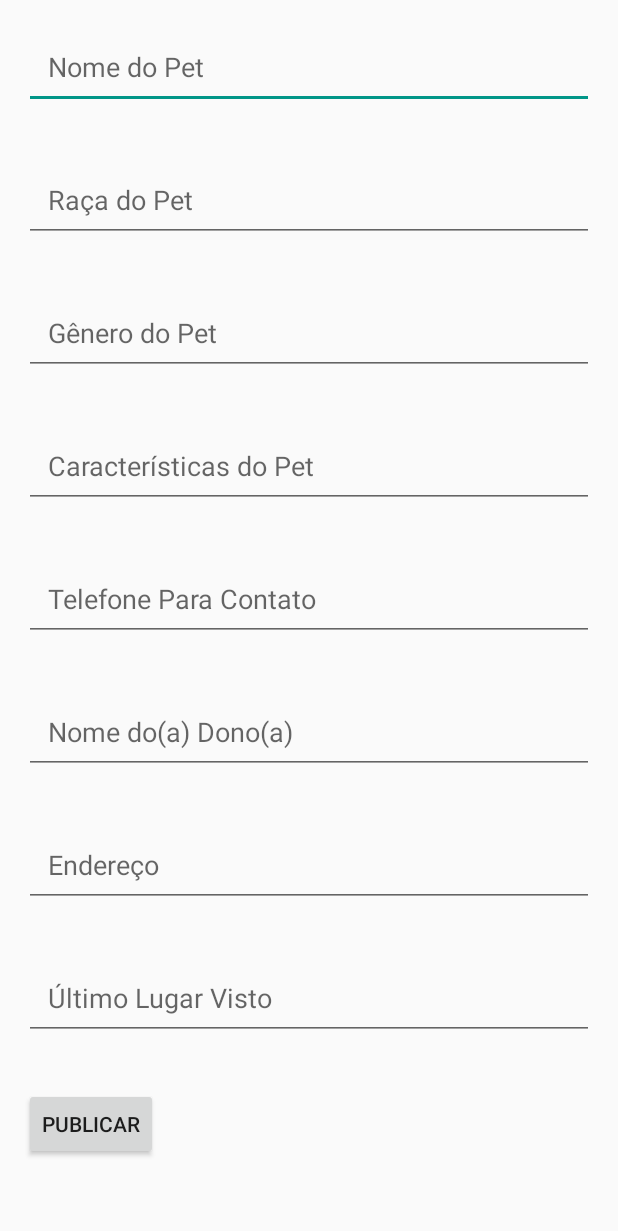
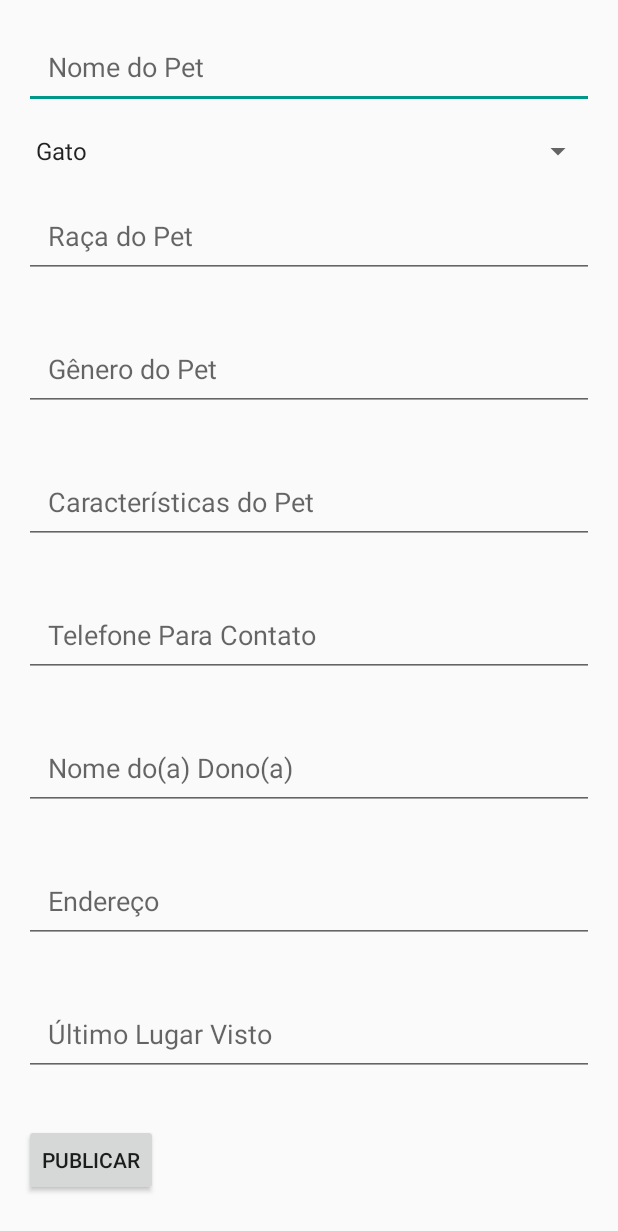
Before and after one commit to haga-/tected, an Android app: the PetInfo screen opened directly, with no data from a screen before it, on a phone screen of 412 x 824 dp. Shown: the top 1231 px of the screen. Run offline under Robolectric (Android 15) with nearby library versions, the phone set to English and light mode, and no system bars; libraries missing offline, so code that uses them is left out: io.realm, io.realm.annotations.

```diff
--- a/Pet/app/build.gradle
+++ b/Pet/app/build.gradle
@@ -26,6 +26,7 @@ dependencies {
 
     compile 'com.android.support:multidex:1.0.0'
     compile project(':smartloginlibrary-v0.5beta')
+    compile 'com.github.clans:fab:1.6.4'
 
     testCompile 'junit:junit:4.12'
 
--- a/Pet/app/src/main/java/tected/pet/PetInfo.java
+++ b/Pet/app/src/main/java/tected/pet/PetInfo.java
@@ -6,8 +6,12 @@ import android.support.annotation.Nullable;
 import android.support.design.widget.Snackbar;
 import android.support.design.widget.TextInputEditText;
 import android.support.v7.app.AppCompatActivity;
+import android.util.Log;
 import android.view.View;
+import android.widget.AdapterView;
+import android.widget.ArrayAdapter;
 import android.widget.Button;
+import android.widget.Spinner;
 import android.widget.Toast;
 
 import io.realm.Realm;
@@ -18,8 +22,9 @@ import tected.pet.model.Status;
 /**
  * Created by hut8 on 5/11/16.
  */
-public class PetInfo extends AppCompatActivity {
+public class PetInfo extends AppCompatActivity implements AdapterView.OnItemSelectedListener{
 
+    String especie;
     @Override
     protected void onCreate(Bundle savedInstanceState) {
         super.onCreate(savedInstanceState);
@@ -31,6 +36,16 @@ public class PetInfo extends AppCompatActivity {
         //final Status tipo = (Status) i.getSerializableExtra("Tipo");
 
         Button buttonPublicar = (Button) findViewById(R.id.ButtonPublicar);
+
+        final Spinner spinner = (Spinner) findViewById(R.id.spinner);
+        // Create an ArrayAdapter using the string array and a default spinner layout
+        ArrayAdapter<CharSequence> adapter = ArrayAdapter.createFromResource(this,
+                R.array.especies, android.R.layout.simple_spinner_item);
+        // Specify the layout to use when the list of choices appears
+        adapter.setDropDownViewResource(android.R.layout.simple_spinner_dropdown_item);
+        // Apply the adapter to the spinner
+        spinner.setAdapter(adapter);
+        spinner.setOnItemSelectedListener(this);
 
         final TextInputEditText nomePet = (TextInputEditText) findViewById(R.id.nome);
         final TextInputEditText racaPet = (TextInputEditText) findViewById(R.id.raca);
@@ -57,6 +72,7 @@ public class PetInfo extends AppCompatActivity {
 
                     Cadastro c = new Cadastro(
                             nomePet.getText().toString(),
+                            especie,
                             racaPet.getText().toString(),
                             generoPet.getText().toString(),
                             caracteristicasPet.getText().toString(),
@@ -91,4 +107,14 @@ public class PetInfo extends AppCompatActivity {
     }
 
 
+    @Override
+    public void onItemSelected(AdapterView<?> parent, View view, int position, long id) {
+        Log.i("log", parent.getItemAtPosition(position).toString());
+        especie = parent.getItemAtPosition(position).toString();
+    }
+
+    @Override
+    public void onNothingSelected(AdapterView<?> parent) {
+
+    }
 }
--- a/Pet/app/src/main/res/layout/pet_info.xml
+++ b/Pet/app/src/main/res/layout/pet_info.xml
@@ -20,6 +20,12 @@
                 android:layout_margin="@dimen/activity_vertical_margin"
                 android:padding="@dimen/activity_vertical_margin"
                 android:id="@+id/nome"/>
+            <Spinner
+                android:layout_height="wrap_content"
+                android:layout_width="match_parent"
+                android:id="@+id/spinner"
+                android:layout_marginLeft="16dp"
+                android:layout_marginRight="16dp"/>
             <android.support.design.widget.TextInputEditText
                 android:layout_width="match_parent"
                 android:layout_height="wrap_content"
--- a/Pet/app/src/main/res/values/strings.xml
+++ b/Pet/app/src/main/res/values/strings.xml
@@ -1,4 +1,8 @@
 <resources>
     <string name="app_name">EncontraPet</string>
     <string name="action_settings">Settings</string>
+    <string-array name="especies">
+        <item>Gato</item>
+        <item>Cachorro</item>
+    </string-array>
 </resources>
```
Also changed, not shown: Pet/app/src/main/java/tected/pet/Cadastro.java (+8 -2 lines), Pet/app/src/main/java/tected/pet/Mapa_fragment.java (+56 -0 lines), Pet/app/src/main/res/layout/mapa_fragment.xml (+25 -0 lines).
